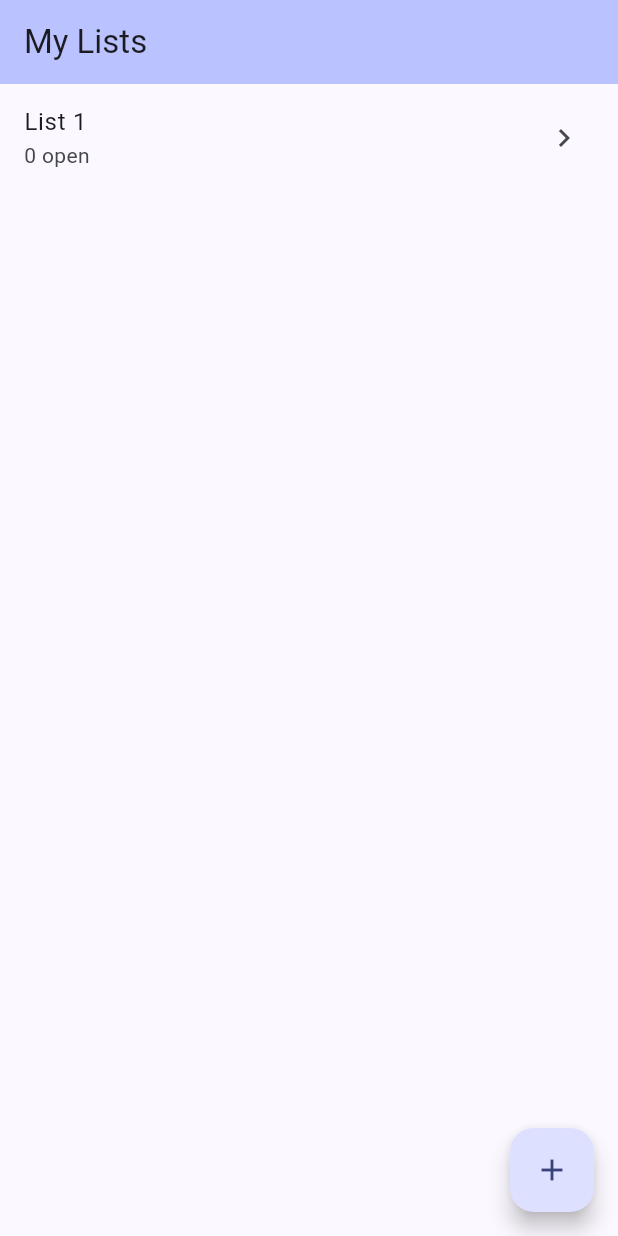
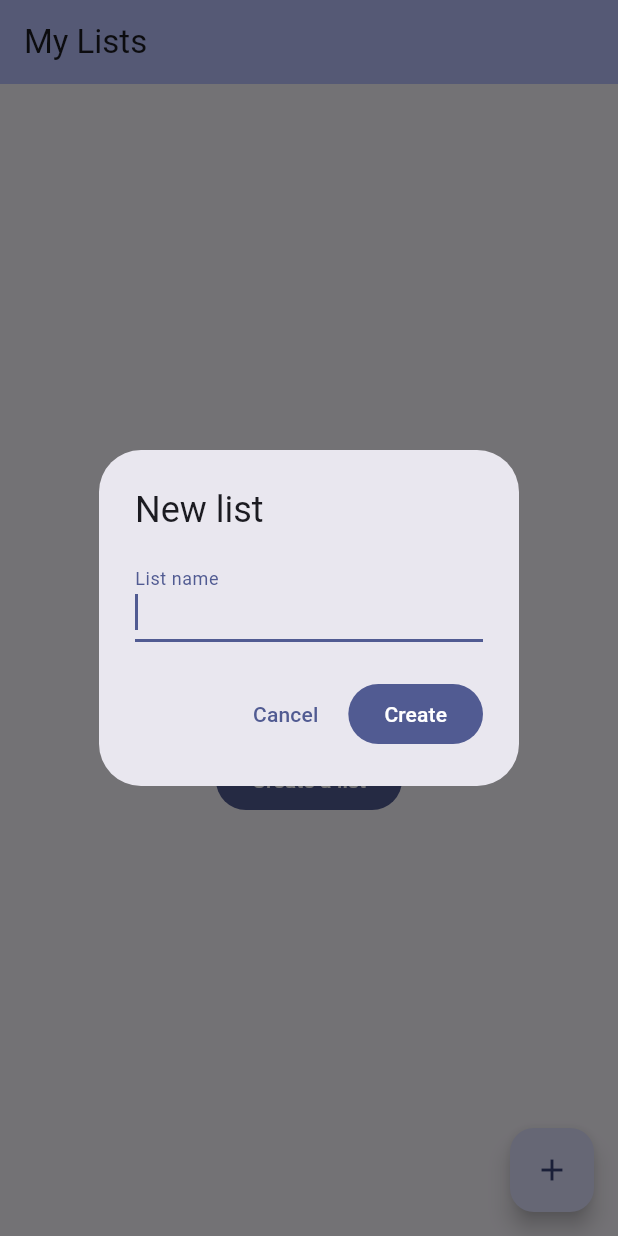
Before and after one commit to MauriceV-2510137/FlutterTodo_EIS, a Flutter app: the screen it shows after launch, after a tap on the "add" icon, on a phone screen of 412 x 824 dp. Run offline on Flutter 3.47's test engine with Material 3 defaults, Android fonts, the phone set to English and light mode, and no system bars.

Commit message:
Adding "Add List" dialog + Empty state widget
- Adding a dialog to add a new todolist.
- Adding Empty state widget that gets displayed if there is not yet items in the todolist.

```diff
--- /dev/null
+++ b/flutter_todo/lib/view/list_name_dialog.dart
@@ -0,0 +1,69 @@
+import 'package:flutter/material.dart';
+
+class ListNameDialog extends StatefulWidget {
+  final String? initialName;
+
+  const ListNameDialog({super.key, this.initialName});
+
+  @override
+  State<ListNameDialog> createState() => _ListNameDialogState();
+}
+
+class _ListNameDialogState extends State<ListNameDialog> {
+  late final TextEditingController _controller;
+  String? _errorText;
+
+  bool get _isEditing => widget.initialName != null;
+
+  @override
+  void initState() {
+    super.initState();
+    _controller = TextEditingController(text: widget.initialName);
+  }
+
+  @override
+  void dispose() {
+    _controller.dispose();
+    super.dispose();
+  }
+
+  void _submit() {
+    final name = _controller.text.trim();
+    if (name.isEmpty) {
+      setState(() => _errorText = 'Please enter a name');
+      return;
+    }
+    Navigator.of(context).pop(name);
+  }
+
+  @override
+  Widget build(BuildContext context) {
+    return AlertDialog(
+      title: Text(_isEditing ? 'Rename list' : 'New list'),
+      content: TextField(
+        controller: _controller,
+        autofocus: true,
+        textCapitalization: TextCapitalization.sentences,
+        textInputAction: TextInputAction.done,
+        decoration: InputDecoration(
+          labelText: 'List name',
+          errorText: _errorText,
+        ),
+        onChanged: (_) {
+          if (_errorText != null) setState(() => _errorText = null);
+        },
+        onSubmitted: (_) => _submit(),
+      ),
+      actions: [
+        TextButton(
+          onPressed: () => Navigator.of(context).pop(),
+          child: const Text('Cancel'),
+        ),
+        FilledButton(
+          onPressed: _submit,
+          child: Text(_isEditing ? 'Save' : 'Create'),
+        ),
+      ],
+    );
+  }
+}
--- a/flutter_todo/lib/view/lists_overview_page.dart
+++ b/flutter_todo/lib/view/lists_overview_page.dart
@@ -1,28 +1,61 @@
 import 'package:flutter/material.dart';
 import 'package:provider/provider.dart';
+import 'package:flutter_todo/models/todo_list.dart';
+import 'package:flutter_todo/view/list_name_dialog.dart';
 import 'package:flutter_todo/view/todo_list_page.dart';
+import 'package:flutter_todo/view/widgets/empty_state.dart';
 import 'package:flutter_todo/viewmodels/todos_view_model.dart';
 
 class ListsOverviewPage extends StatelessWidget {
   const ListsOverviewPage({super.key});
 
+  Future<void> _addList(BuildContext context) async {
+    // Grab the view model before the await, so we don't use
+    // the context after an async gap.
+    final viewModel = context.read<TodosViewModel>();
+
+    final name = await showDialog<String>(
+      context: context,
+      builder: (_) => const ListNameDialog(),
+    );
+
+    if (name == null) return;
+    viewModel.addList(name);
+  }
+
+  String _subtitle(TodoList list) {
+    if (list.isEmpty) return 'No todos yet';
+    final open = list.openTodos.length;
+    final done = list.completedTodos.length;
+    if (open == 0) return 'All done! ($done completed)';
+    return '$open open · $done done';
+  }
+
   @override
   Widget build(BuildContext context) {
-    // watch = rebuild whenever the view model notifies
-    final viewModel = context.watch<TodosViewModel>();
-    final lists = viewModel.lists;
+    final lists = context.watch<TodosViewModel>().lists;
 
     return Scaffold(
       appBar: AppBar(
         backgroundColor: Theme.of(context).colorScheme.inversePrimary,
         title: const Text('My Lists'),
       ),
-      body: ListView(
+      body: lists.isEmpty
+          ? EmptyState(
+              icon: Icons.checklist,
+              title: 'No lists yet',
+              message: 'Create your first list to start adding todos.',
+              actionLabel: 'Create a list',
+              onAction: () => _addList(context),
+            )
+          : ListView(
+              padding: const EdgeInsets.all(16),
               children: [
                 for (final list in lists)
-            ListTile(
+                  Card(
+                    child: ListTile(
                       title: Text(list.name),
-              subtitle: Text('${list.openTodos.length} open'),
+                      subtitle: Text(_subtitle(list)),
                       trailing: const Icon(Icons.chevron_right),
                       onTap: () {
                         Navigator.of(context).push(
@@ -32,12 +65,11 @@
                         );
                       },
                     ),
+                  ),
               ],
             ),
-      // TEMPORARY
       floatingActionButton: FloatingActionButton(
-        onPressed: () =>
-            viewModel.addList('List ${viewModel.lists.length + 1}'),
+        onPressed: () => _addList(context),
         tooltip: 'Add list',
         child: const Icon(Icons.add),
       ),
--- /dev/null
+++ b/flutter_todo/lib/view/widgets/empty_state.dart
@@ -0,0 +1,54 @@
+import 'package:flutter/material.dart';
+
+class EmptyState extends StatelessWidget {
+  final IconData icon;
+  final String title;
+  final String? message;
+  final String? actionLabel;
+  final VoidCallback? onAction;
+
+  const EmptyState({
+    super.key,
+    required this.icon,
+    required this.title,
+    this.message,
+    this.actionLabel,
+    this.onAction,
+  });
+
+  @override
+  Widget build(BuildContext context) {
+    final theme = Theme.of(context);
+
+    return Center(
+      child: Padding(
+        padding: const EdgeInsets.all(32),
+        child: Column(
+          mainAxisSize: MainAxisSize.min,
+          children: [
+            Icon(icon, size: 64, color: theme.colorScheme.outline),
+            const SizedBox(height: 16),
+            Text(
+              title,
+              style: theme.textTheme.titleLarge,
+              textAlign: TextAlign.center,
+            ),
+            if (message != null) ...[
+              const SizedBox(height: 8),
+              Text(
+                message!,
+                style: theme.textTheme.bodyMedium
+                    ?.copyWith(color: theme.colorScheme.outline),
+                textAlign: TextAlign.center,
+              ),
+            ],
+            if (actionLabel != null && onAction != null) ...[
+              const SizedBox(height: 24),
+              FilledButton(onPressed: onAction, child: Text(actionLabel!)),
+            ],
+          ],
+        ),
+      ),
+    );
+  }
+}
```
Lines whose indentation alone changed are shown as unchanged.
